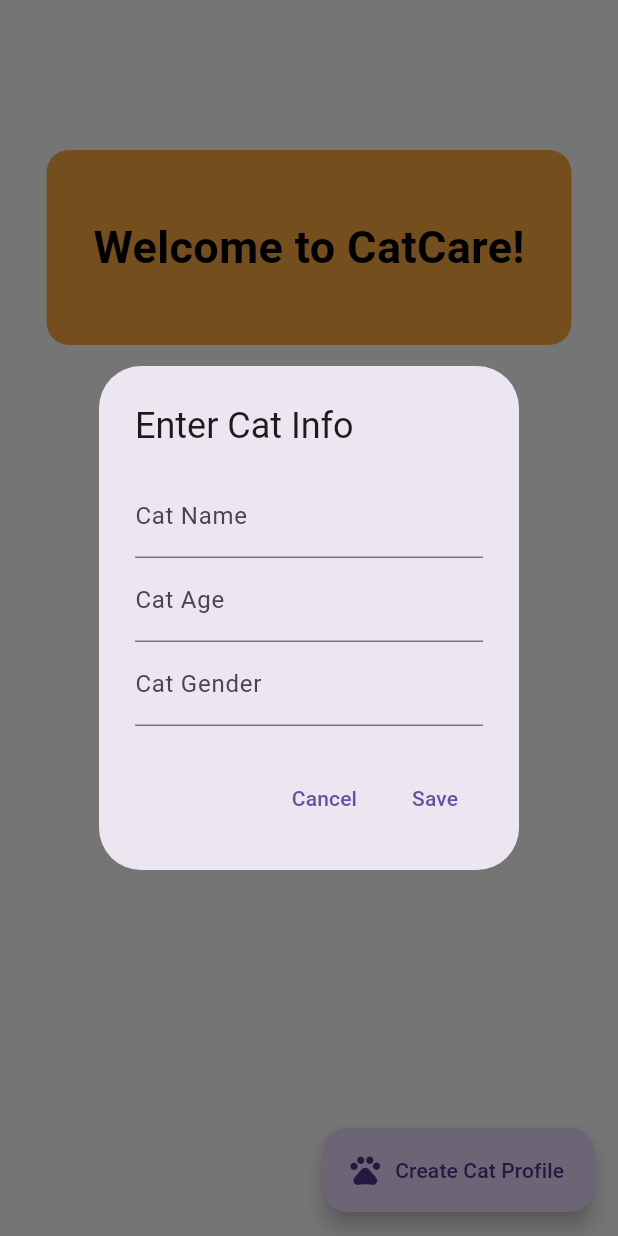
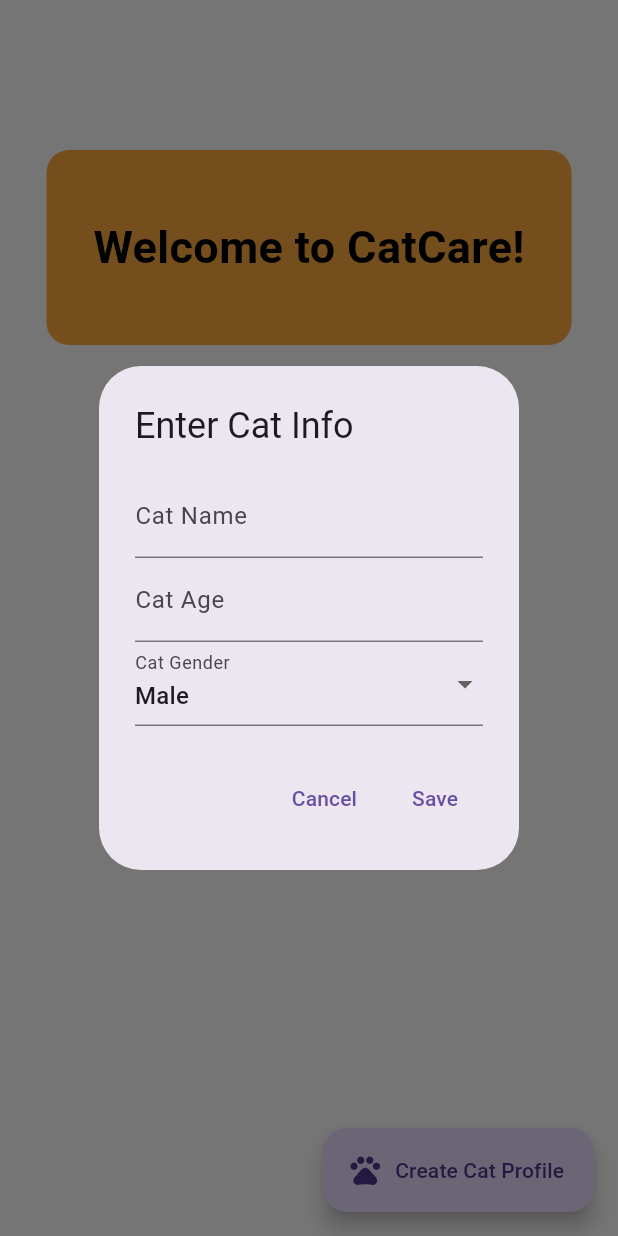
Before and after one commit to Evelyyn-14/PetCareApp, a Flutter app: the screen it shows after launch, after a tap on "Create Cat Profile", on a phone screen of 412 x 824 dp. Run offline on Flutter 3.47's test engine with Material 3 defaults, Android fonts, the phone set to English and light mode, and no system bars; our stand-ins replace sqflite, table_calendar; accounts and stored records are empty.

Commit message:
Gender dropbox added.

```diff
--- a/lib/database_helper.dart
+++ b/lib/database_helper.dart
@@ -22,7 +22,7 @@ class DatabaseHelper {
       path,
       version: 1,
       onCreate: (db, version) async {
-        await createTables(db); // Ensure all tables are created
+        await createTables(db);
       },
     );
   }
--- a/lib/welcome_screen.dart
+++ b/lib/welcome_screen.dart
@@ -22,7 +22,7 @@ class WelcomeScreen extends StatefulWidget {
 class _WelcomeScreenState extends State<WelcomeScreen> {
   final TextEditingController _nameController = TextEditingController();
   final TextEditingController _ageController = TextEditingController();
-  final TextEditingController _genderController = TextEditingController();
+  String _selectedGender = 'Male';
   final List<CatProfile> _catProfiles = [];
 
   @override
@@ -49,7 +49,7 @@ class _WelcomeScreenState extends State<WelcomeScreen> {
     final data = {
       'name': _nameController.text,
       'age': double.parse(_ageController.text),
-      'gender': _genderController.text,
+      'gender': _selectedGender,
     };
     final dbHelper = DatabaseHelper.instance;
     final db = await dbHelper.database;
@@ -116,7 +116,7 @@ class _WelcomeScreenState extends State<WelcomeScreen> {
   void _addProfile() {
     _nameController.clear();
     _ageController.clear();
-    _genderController.clear();
+    _selectedGender = 'Male'; // Reset gender selection
 
     showDialog(
       context: context,
@@ -134,8 +134,17 @@ class _WelcomeScreenState extends State<WelcomeScreen> {
                 controller: _ageController,
                 decoration: const InputDecoration(labelText: 'Cat Age'),
               ),
-              TextField(
-                controller: _genderController,
+              DropdownButtonFormField<String>(
+                value: _selectedGender,
+                items: const [
+                  DropdownMenuItem(value: 'Male', child: Text('Male')),
+                  DropdownMenuItem(value: 'Female', child: Text('Female')),
+                ],
+                onChanged: (value) {
+                  setState(() {
+                    _selectedGender = value!;
+                  });
+                },
                 decoration: const InputDecoration(labelText: 'Cat Gender'),
               ),
             ],
@@ -154,7 +163,7 @@ class _WelcomeScreenState extends State<WelcomeScreen> {
                     id: _catProfiles.length + 1,
                     name: _nameController.text,
                     age: _ageController.text,
-                    gender: _genderController.text,
+                    gender: _selectedGender,
                   ));
                 });
                 _saveProfile();
```
